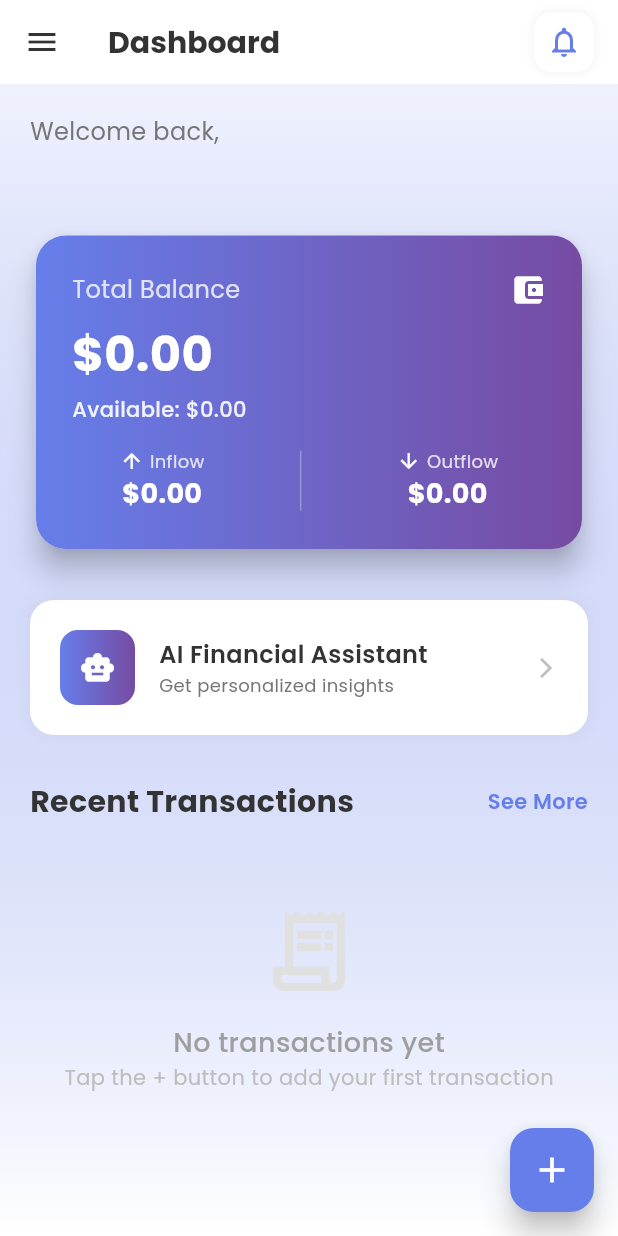
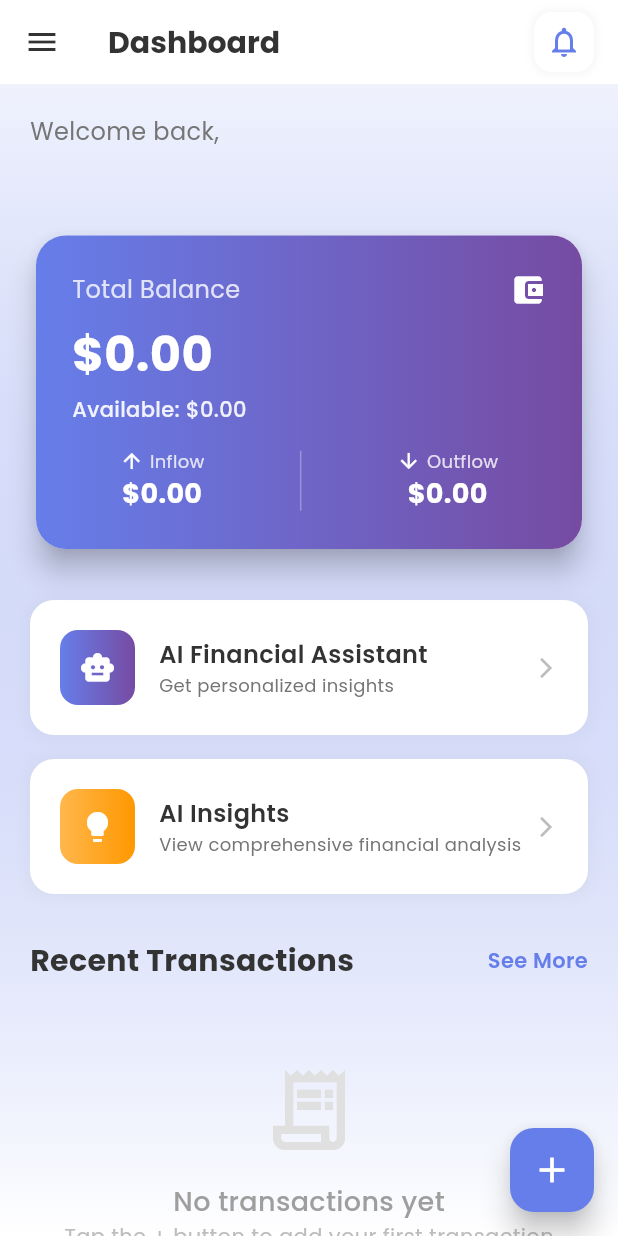
Before and after one commit to LinNyiAung/Flow, a Flutter app: the HomeScreen screen opened directly, on a phone screen of 412 x 824 dp. Run offline on Flutter 3.47's test engine with Material 3 defaults, Android fonts, the phone set to English and light mode, and no system bars; our stand-ins replace fl_chart, flutter_markdown, google_fonts, shared_preferences; accounts and stored records are empty; network calls fail.

Commit message:
ai insight card home screen

```diff
--- a/frontend/lib/screens/home/home_screen.dart
+++ b/frontend/lib/screens/home/home_screen.dart
@@ -292,6 +292,80 @@ class _HomeScreenState extends State<HomeScreen> {
                                   ),
                                   Text(
                                     'Get personalized insights',
+                                    style: GoogleFonts.poppins(
+                                      fontSize: 12,
+                                      color: Colors.grey[600],
+                                    ),
+                                  ),
+                                ],
+                              ),
+                            ),
+                            Icon(
+                              Icons.arrow_forward_ios,
+                              color: Colors.grey[400],
+                              size: 16,
+                            ),
+                          ],
+                        ),
+                      ),
+                    ),
+                  ),
+                ),
+
+                SliverToBoxAdapter(child: SizedBox(height: 16)), // Spacer
+
+                // AI Insights Card
+                SliverToBoxAdapter(
+                  child: Padding(
+                    padding: EdgeInsets.symmetric(horizontal: 20),
+                    child: GestureDetector(
+                      onTap: () => Navigator.pushNamed(context, '/insights'),
+                      child: Container(
+                        width: double.infinity,
+                        padding: EdgeInsets.all(20),
+                        decoration: BoxDecoration(
+                          color: Colors.white,
+                          borderRadius: BorderRadius.circular(16),
+                          boxShadow: [
+                            BoxShadow(
+                              color: Colors.grey.withOpacity(0.1),
+                              spreadRadius: 2,
+                              blurRadius: 8,
+                            ),
+                          ],
+                        ),
+                        child: Row(
+                          children: [
+                            Container(
+                              width: 50,
+                              height: 50,
+                              decoration: BoxDecoration(
+                                gradient: LinearGradient(
+                                  colors: [Color(0xFFFFB74D), Color(0xFFFF9800)],
+                                ),
+                                borderRadius: BorderRadius.circular(12),
+                              ),
+                              child: Icon(
+                                Icons.lightbulb,
+                                color: Colors.white,
+                                size: 24,
+                              ),
+                            ),
+                            SizedBox(width: 16),
+                            Expanded(
+                              child: Column(
+                                crossAxisAlignment: CrossAxisAlignment.start,
+                                children: [
+                                  Text(
+                                    'AI Insights',
+                                    style: GoogleFonts.poppins(
+                                      fontSize: 16,
+                                      fontWeight: FontWeight.w600,
+                                      color: Color(0xFF333333),
+                                    ),
+                                  ),
+                                  Text(
+                                    'View comprehensive financial analysis',
                                     style: GoogleFonts.poppins(
                                       fontSize: 12,
                                       color: Colors.grey[600],
```
